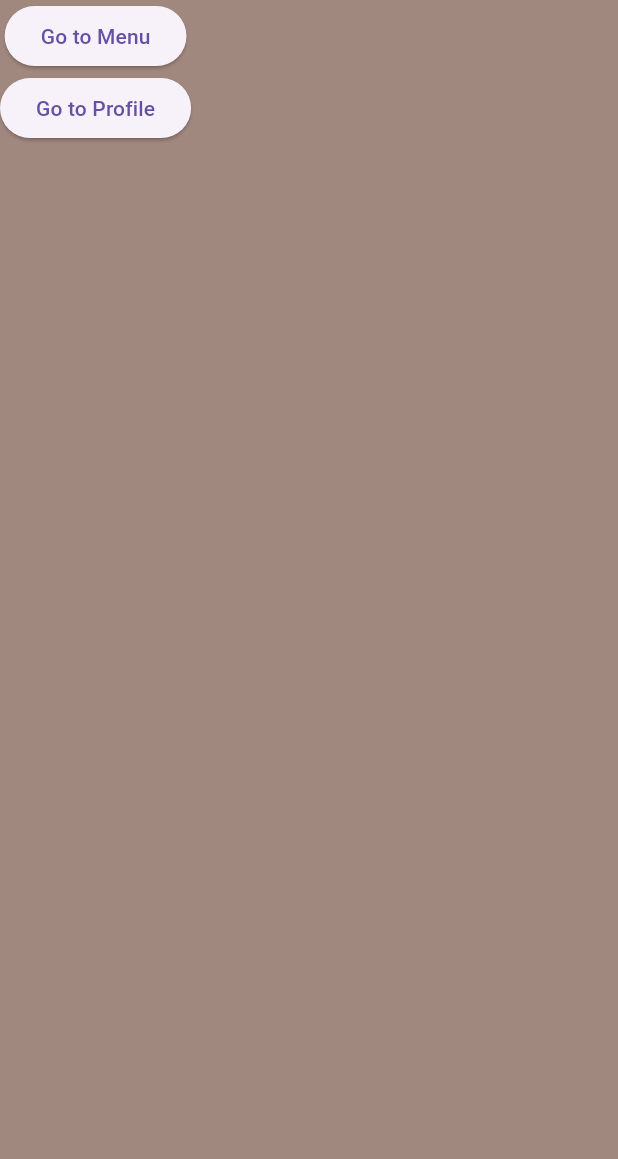
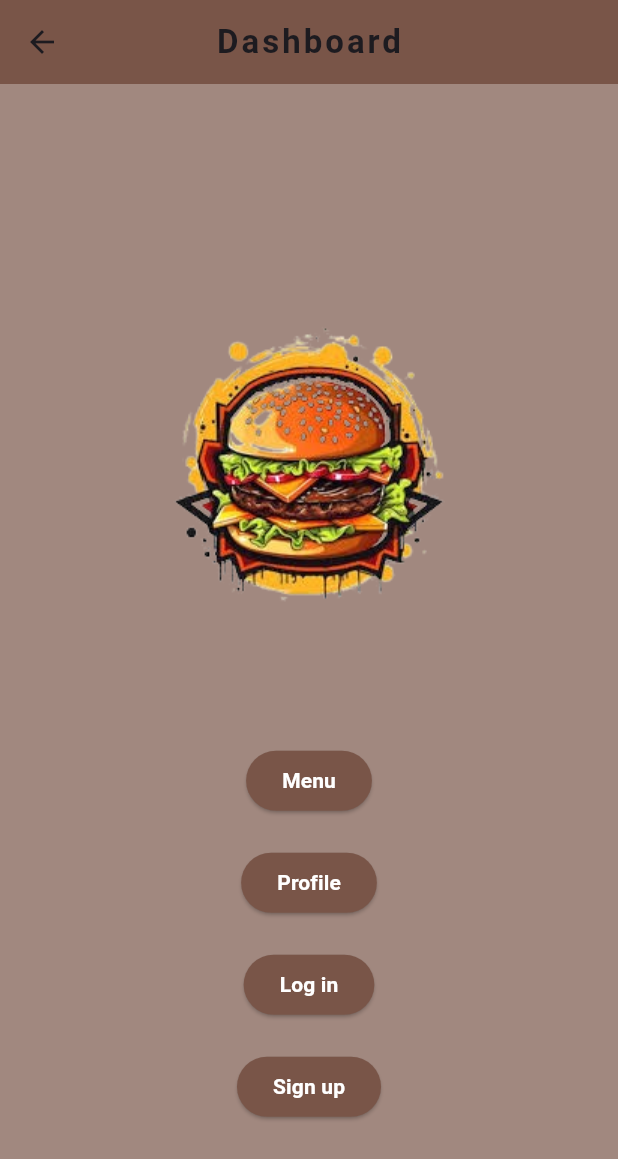
Before and after one commit to rinakels/Front-Bur-Gheran, a Flutter app: the Dashboard screen opened directly, on a phone screen of 412 x 824 dp. Shown: the top 1159 px of the screen. Run offline on Flutter 3.47's test engine with Material 3 defaults, Android fonts, the phone set to English and light mode, and no system bars; network calls fail.

Commit message:
Activity 4- Menu

```diff
--- a/lib/main.dart
+++ b/lib/main.dart
@@ -8,7 +8,7 @@ import 'package:burgheran/pages/login.dart';
 
 
 void main() => runApp(MaterialApp(
-  initialRoute: '/login',
+  initialRoute: '/menu',
   routes: {
     '/' : (context) => Dashboard(),
     '/menu' : (context) => Menu(),
--- a/lib/pages/dashboard.dart
+++ b/lib/pages/dashboard.dart
@@ -12,22 +12,102 @@ class _DashboardState extends State<Dashboard> {
   @override
   Widget build(BuildContext context) {
     return Scaffold(
+      appBar: AppBar(
+        backgroundColor: Colors.brown,
+        title: Text(
+          'Dashboard',
+          style: TextStyle(
+            letterSpacing: 2.0,
+            fontWeight: FontWeight.bold,
+          ),
+        ),
+        centerTitle: true,
+      ),
       backgroundColor: Colors.brown [300],
       body: Container(
         child: SafeArea(
         child: Column(
+          mainAxisAlignment: MainAxisAlignment.center,
           children: [
+            Center(
+              child: Image.asset(
+                'assets/burgerr.png',
+                width: 360,
+              ),
+            ),
+            SizedBox(height: 5.0,),
             ElevatedButton(
               onPressed: (){
                 Navigator.pushNamed(context, '/menu');
               },
-              child: Text('Go to Menu'),
+              child: Text(
+                  'Menu',
+                style: TextStyle(
+                  color: Colors.white,
+                  fontWeight: FontWeight.bold,
+                ),
+              ),
+              style: ElevatedButton.styleFrom(
+                foregroundColor: Colors.white,
+                backgroundColor: Colors.brown,
+              ),
             ),
-            ElevatedButton(
-              onPressed: (){
-                Navigator.pushNamed(context, '/profile');
-              },
-              child: Text('Go to Profile'),
+            SizedBox(height: 20.0,),
+            Center(
+              child: ElevatedButton(
+                  onPressed: (){
+                    Navigator.pushNamed(context, '/profile');
+                  },
+                child: Text(
+                  'Profile',
+                  style: TextStyle(
+                    color: Colors.white,
+                    fontWeight: FontWeight.bold,
+                  ),
+                ),
+                style: ElevatedButton.styleFrom(
+                  foregroundColor: Colors.white,
+                  backgroundColor: Colors.brown,
+                ),
+              ),
+            ),
+            SizedBox(height: 20.0,),
+            Center(
+              child: ElevatedButton(
+                  onPressed: (){
+                    Navigator.pushNamed(context, '/login');
+                  },
+                child: Text(
+                  'Log in',
+                  style: TextStyle(
+                    color: Colors.white,
+                    fontWeight: FontWeight.bold,
+                  ),
+                ),
+                style: ElevatedButton.styleFrom(
+                  foregroundColor: Colors.white,
+                  backgroundColor: Colors.brown,
+                ),
+              ),
+            ),
+            SizedBox(height: 20.0,),
+            Center(
+              child: ElevatedButton(
+                  onPressed: (){
+                    Navigator.pushNamed(context, '/signup');
+                    },
+                child: Text(
+                  'Sign up',
+                  style: TextStyle(
+                    color: Colors.white,
+                    fontWeight: FontWeight.bold,
+                  ),
+                ),
+                style: ElevatedButton.styleFrom(
+                  foregroundColor: Colors.white,
+                  backgroundColor: Colors.brown,
+                ),
+              ),
             ),
 
           ],
--- a/pubspec.yaml
+++ b/pubspec.yaml
@@ -35,6 +35,7 @@ dependencies:
   # The following adds the Cupertino Icons font to your application.
   # Use with the CupertinoIcons class for iOS style icons.
   cupertino_icons: ^1.0.6
+  http: ^1.2.1
 
 dev_dependencies:
   flutter_test:
```
Also changed, not shown: lib/pages/login.dart (+10 -5 lines), lib/pages/menu.dart (+20 -14 lines), lib/pages/signup.dart (+15 -10 lines), lib/services/product.dart (+26 -1 lines), assets/burger.jpg (added), assets/burgerr.png (added), pubspec.lock.
